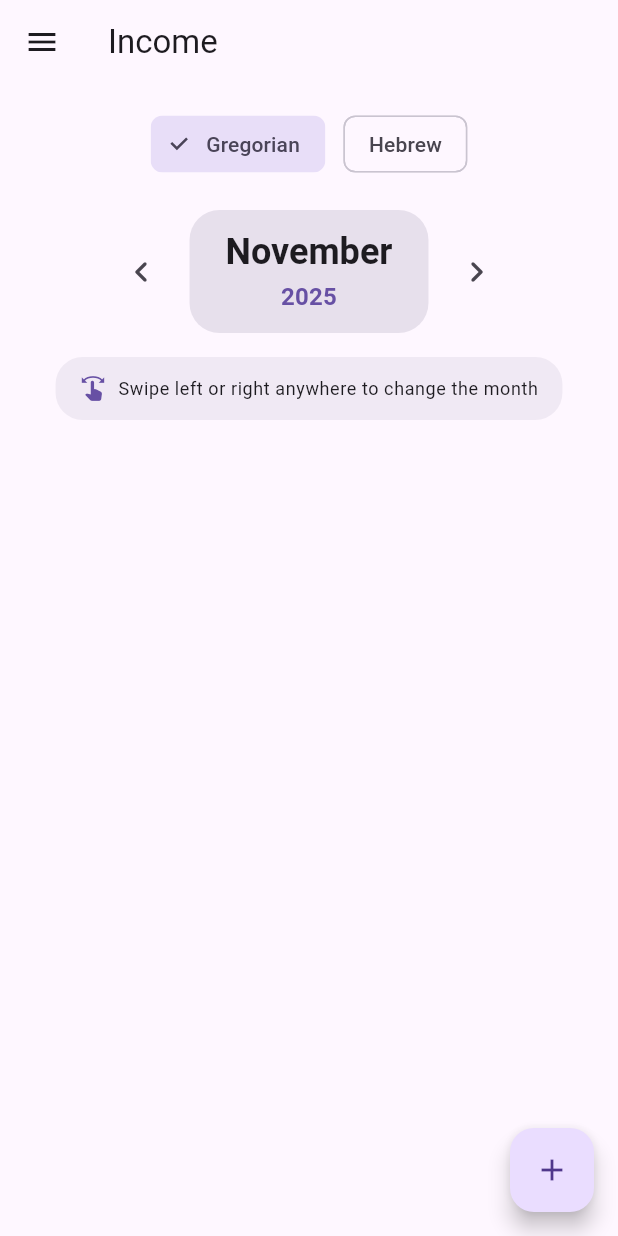
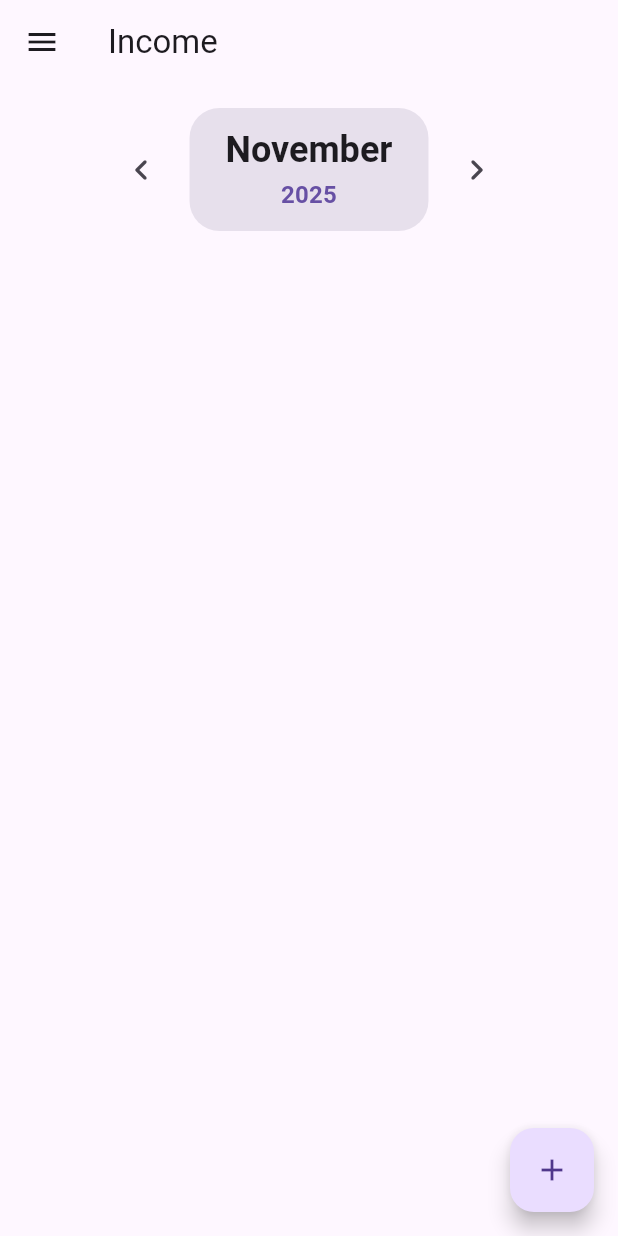
Before and after one commit to FinityS/MaaserTracker, a Flutter app: the ExpensesList screen opened by its route, on a phone screen of 412 x 824 dp. Run offline on Flutter 3.47's test engine with Material 3 defaults, Android fonts, the phone set to English and light mode, and no system bars; our stand-ins replace cloud_firestore, firebase_auth, firebase_core; missing offline and left inert: firebase_ui_auth, kosher_dart; accounts and stored records are empty; network calls fail.

Commit message:
remove unwanted changes

```diff
--- a/lib/widgets/expenses_list.dart
+++ b/lib/widgets/expenses_list.dart
@@ -278,13 +278,6 @@ class _ExpensesListState extends State<ExpensesList> {
                           borderRadius: BorderRadius.circular(12),
                         ),
                       ),
-                      const SizedBox(height: 16),
-                      Text(
-                        'Select month',
-                        style: textTheme.titleLarge?.copyWith(
-                          fontWeight: FontWeight.w700,
-                        ),
-                      ),
                       const SizedBox(height: 12),
                       Wrap(
                         spacing: 12,
@@ -444,35 +437,6 @@ class _ExpensesListState extends State<ExpensesList> {
                       const EdgeInsets.symmetric(horizontal: 20, vertical: 16),
                   child: Column(
                     children: [
-                      Wrap(
-                        spacing: 12,
-                        alignment: WrapAlignment.center,
-                        children: [
-                          ChoiceChip(
-                            label: const Text('Gregorian'),
-                            selected: !_isHebrew,
-                            onSelected: (value) {
-                              if (!value || !_isHebrew) return;
-                              setState(() {
-                                _isHebrew = false;
-                                _syncHebrewFromGregorian();
-                              });
-                            },
-                          ),
-                          ChoiceChip(
-                            label: const Text('Hebrew'),
-                            selected: _isHebrew,
-                            onSelected: (value) {
-                              if (!value || _isHebrew) return;
-                              setState(() {
-                                _isHebrew = true;
-                                _syncGregorianFromHebrew();
-                              });
-                            },
-                          ),
-                        ],
-                      ),
-                      const SizedBox(height: 20),
                       Row(
                         mainAxisAlignment: MainAxisAlignment.center,
                         children: [
@@ -530,37 +494,6 @@ class _ExpensesListState extends State<ExpensesList> {
                         ],
                       ),
                       const SizedBox(height: 16),
-                      Container(
-                        padding: const EdgeInsets.symmetric(
-                            horizontal: 16, vertical: 12),
-                        decoration: BoxDecoration(
-                          color: Theme.of(context)
-                              .colorScheme
-                              .surfaceVariant
-                              .withOpacity(0.6),
-                          borderRadius: BorderRadius.circular(18),
-                        ),
-                        child: Row(
-                          mainAxisAlignment: MainAxisAlignment.center,
-                          mainAxisSize: MainAxisSize.min,
-                          children: [
-                            Icon(
-                              Icons.swipe,
-                              size: 18,
-                              color: Theme.of(context).colorScheme.primary,
-                            ),
-                            const SizedBox(width: 8),
-                            Flexible(
-                              child: Text(
-                                'Swipe left or right anywhere to change the month',
-                                style:
-                                    Theme.of(context).textTheme.bodySmall,
-                                textAlign: TextAlign.center,
-                              ),
-                            ),
-                          ],
-                        ),
-                      ),
                     ],
                   ),
                 ),
```
